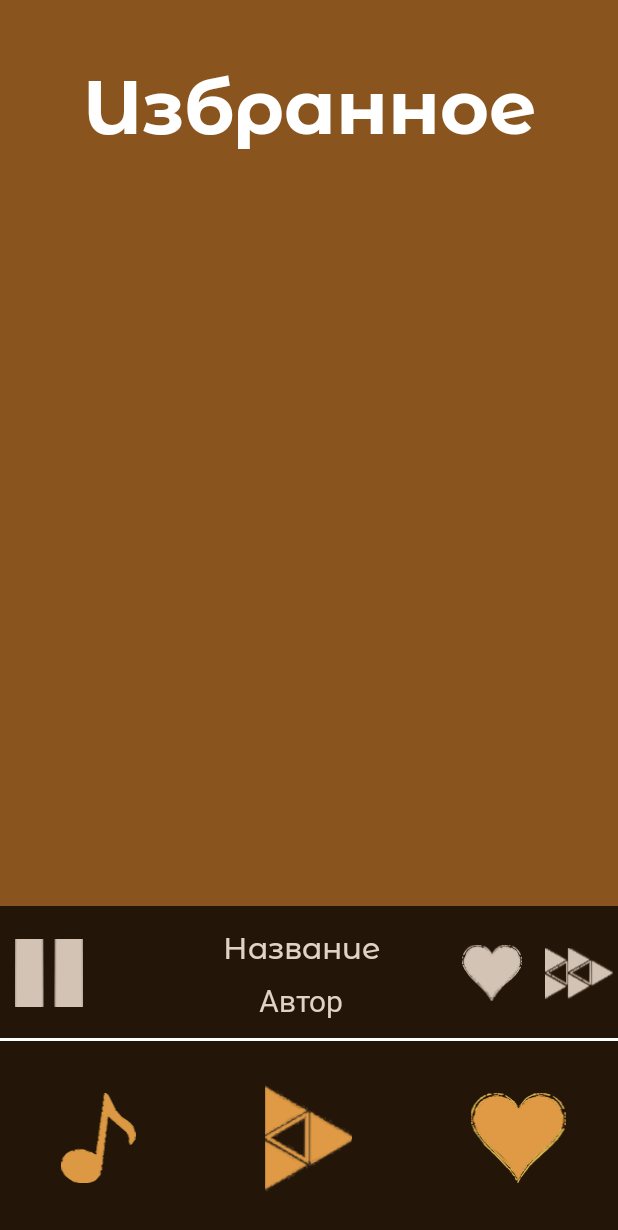
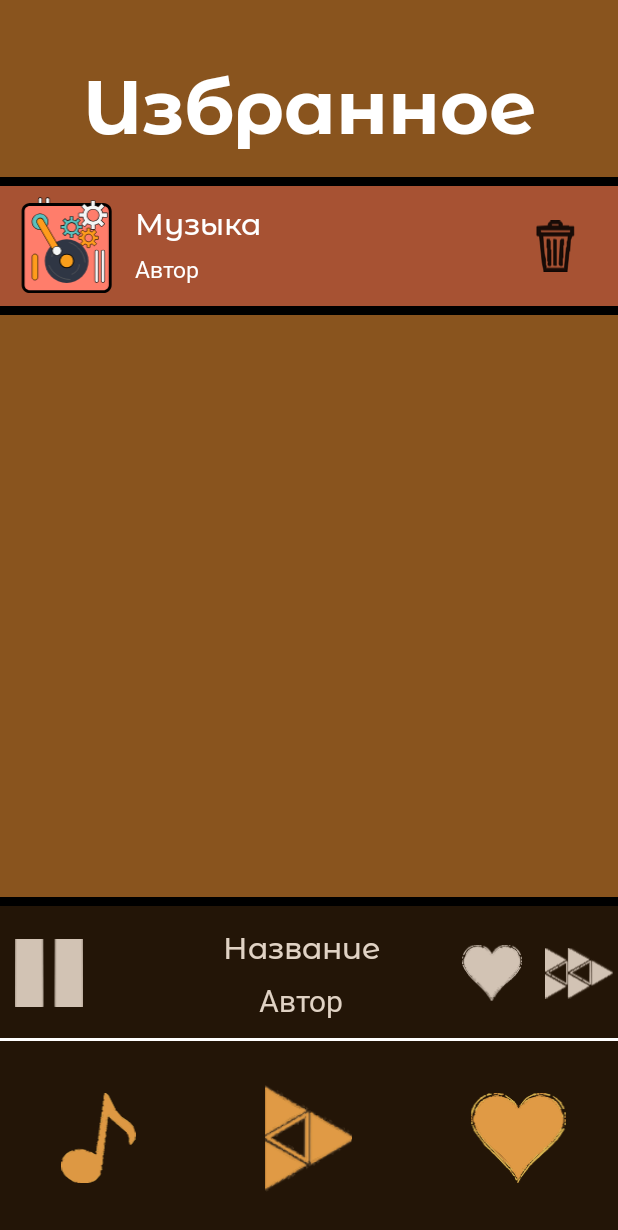
Before and after one commit to MaximLeonov821/Music_Player, an Android app: the screen it shows after launch (MainActivity), after a tap on "Избранное", on a phone screen of 412 x 824 dp. Shown: the top 1230 px of the screen. Run offline under Robolectric (Android 15) with nearby library versions, the phone set to English and light mode, and no system bars; 3 other taps on this screen came first.

Commit message:
Изменил id у нижней PanelLineView на PanelBottomLineView;добавил View у MusicBox сверху и снизу; добавил у PopUpMusicPanel сверху View и добавил для нее анимации; на странице с избранным добавил тот же MusicBox с Views(пока что как костыль, в будущем туда будут добавляться идентичные контейнеры как MusicBox, если добавил в избранное) и сделал для MusicBox корректную смену цветов и картинок в зависимости от темы; В color переименовал переменную

```diff
--- a/app/src/main/java/com/example/futurepast/FavouritesFragment.kt
+++ b/app/src/main/java/com/example/futurepast/FavouritesFragment.kt
@@ -28,6 +28,8 @@ class FavouritesFragment : Fragment() {
 
     fun applyTheme() {
         binding.FavouritesContainer?.setBackgroundResource(ThemeManager.getBackgroundColorRes())
+        binding.MusicBox?.setBackgroundResource(ThemeManager.getBackgroundMusicBoxColorRes())
+        binding.CoverMusicBox?.setImageResource(ThemeManager.getCoverBackgroundMusicBoxIconRes())
 
         ThemeManager.applyToAllTextViews(binding.root) { textView ->
             textView.setTextColor(ContextCompat.getColor(textView.context, ThemeManager.getTextsColorRes()))
--- a/app/src/main/java/com/example/futurepast/MainActivity.kt
+++ b/app/src/main/java/com/example/futurepast/MainActivity.kt
@@ -69,7 +69,8 @@ class MainActivity : AppCompatActivity() {
     private fun showPopUpMusicPanel(direction: String) {
         if (binding.PopUpMusicPanel.visibility != View.VISIBLE) {
             binding.PopUpMusicPanel.visibility = View.VISIBLE
-            binding.LineView.visibility = View.VISIBLE
+            binding.PanelTopLineView.visibility = View.VISIBLE
+            binding.PanelBottomLineView.visibility = View.VISIBLE
 
             val anim = when(direction) {
                 "left" -> AnimationUtils.loadAnimation(this, R.anim.slide_in_left_panel)
@@ -78,21 +79,24 @@ class MainActivity : AppCompatActivity() {
             }
 
             binding.PopUpMusicPanel.startAnimation(anim)
-            binding.LineView.startAnimation(anim)
+            binding.PanelTopLineView.startAnimation(anim)
+            binding.PanelBottomLineView.startAnimation(anim)
         }
     }
 
     private fun hidePopUpMusicPanel(){
         val slideDown = AnimationUtils.loadAnimation(this, R.anim.slide_down)
         binding.PopUpMusicPanel.startAnimation(slideDown)
-        binding.LineView.startAnimation(slideDown)
+        binding.PanelTopLineView.startAnimation(slideDown)
+        binding.PanelBottomLineView.startAnimation(slideDown)
 
         slideDown.setAnimationListener(object : Animation.AnimationListener {
             override fun onAnimationStart(animation: Animation?) {}
             override fun onAnimationRepeat(animation: Animation?) {}
             override fun onAnimationEnd(animation: Animation?) {
                 binding.PopUpMusicPanel.visibility = View.GONE
-                binding.LineView.visibility = View.GONE
+                binding.PanelTopLineView.visibility = View.GONE
+                binding.PanelBottomLineView.visibility = View.GONE
             }
         })
     }
@@ -148,7 +152,7 @@ class MainActivity : AppCompatActivity() {
         binding.HurtOrangeBtn.setImageResource(ThemeManager.getHeartOrangeIconRes())
         binding.HurtBtn.setImageResource(ThemeManager.getHeartIconRes())
         binding.RewindRightBtn.setImageResource(ThemeManager.getRewindRightIconRes())
-        binding.LineView.setBackgroundResource(ThemeManager.getBackgroundLineViewColorRes())
+        binding.PanelBottomLineView.setBackgroundResource(ThemeManager.getBackgroundLineViewColorRes())
         sharedPlayerViewModel.isPlaying.observe(this) {
             binding.PlayPauseSwitcher.setImageResource(sharedPlayerViewModel.getCurrentIconRes())
         }
--- a/app/src/main/java/com/example/futurepast/ThemeManager.kt
+++ b/app/src/main/java/com/example/futurepast/ThemeManager.kt
@@ -62,7 +62,7 @@ object ThemeManager {
     fun getBackgroundLineViewColorRes(): Int{
         return when(currentTheme){
             THEME_DARK -> R.color.white
-            THEME_LIGHT -> R.color.BackgroundLineViewLight
+            THEME_LIGHT -> R.color.BackgroundPanelLineViewLight
             else -> R.color.white
         }
     }
--- a/app/src/main/res/layout/activity_main.xml
+++ b/app/src/main/res/layout/activity_main.xml
@@ -20,6 +20,15 @@
         app:layout_constraintTop_toTopOf="parent">
 
     </FrameLayout>
+
+    <View
+        android:id="@+id/PanelTopLineView"
+        android:layout_width="match_parent"
+        android:layout_height="6dp"
+        android:background="@color/black"
+        app:layout_constraintBottom_toTopOf="@+id/PopUpMusicPanel"
+        app:layout_constraintEnd_toEndOf="parent"
+        app:layout_constraintStart_toStartOf="parent" />
 
     <LinearLayout
         android:id="@+id/PopUpMusicPanel"
@@ -91,7 +100,7 @@
     </LinearLayout>
 
     <View
-        android:id="@+id/LineView"
+        android:id="@+id/PanelBottomLineView"
         android:layout_width="match_parent"
         android:layout_height="2dp"
         android:background="@color/white"
@@ -147,7 +156,7 @@
         android:id="@+id/fragmentContainer"
         android:layout_width="0dp"
         android:layout_height="0dp"
-        app:layout_constraintBottom_toTopOf="@+id/PopUpMusicPanel"
+        app:layout_constraintBottom_toTopOf="@+id/PanelTopLineView"
         app:layout_constraintEnd_toEndOf="parent"
         app:layout_constraintStart_toStartOf="parent"
         app:layout_constraintTop_toTopOf="parent" />
--- a/app/src/main/res/layout/fragment_favourites.xml
+++ b/app/src/main/res/layout/fragment_favourites.xml
@@ -28,6 +28,92 @@
             app:layout_constraintStart_toStartOf="parent"
             app:layout_constraintTop_toTopOf="parent"
             tools:ignore="HardcodedText" />
+
+        <View
+            android:id="@+id/MusicTopLineView"
+            android:layout_width="match_parent"
+            android:layout_height="6dp"
+            android:background="@color/black"
+            android:layout_marginTop="15dp"
+            app:layout_constraintBottom_toTopOf="@+id/MusicBox"
+            app:layout_constraintEnd_toEndOf="parent"
+            app:layout_constraintStart_toStartOf="parent"
+            app:layout_constraintTop_toBottomOf="@+id/textView2" />
+
+        <FrameLayout
+            android:id="@+id/MusicBox"
+            android:layout_width="match_parent"
+            android:layout_height="80dp"
+            android:orientation="horizontal"
+            android:background="@color/BackgroundMusic"
+            app:layout_constraintEnd_toEndOf="parent"
+            app:layout_constraintStart_toStartOf="parent"
+            app:layout_constraintTop_toBottomOf="@+id/MusicTopLineView">
+
+            <LinearLayout
+                android:layout_width="match_parent"
+                android:layout_height="match_parent"
+                android:orientation="horizontal"
+                android:gravity="center_vertical">
+
+                <ImageView
+                    android:id="@+id/CoverMusicBox"
+                    android:layout_width="70dp"
+                    android:layout_height="70dp"
+                    android:src="@drawable/ic_cover_background"
+                    android:layout_marginStart="10dp"
+                    tools:ignore="ContentDescription" />
+
+                <LinearLayout
+                    android:layout_width="250dp"
+                    android:layout_height="80dp"
+                    android:orientation="vertical"
+                    android:gravity="center_vertical"
+                    android:layout_marginStart="10dp">
+
+                    <TextView
+                        style="@style/TextAppearance.AppCompat.TextViewMusicStyle"
+                        android:layout_width="match_parent"
+                        android:layout_height="40dp"
+                        android:text="Музыка"
+                        android:gravity="center_vertical"
+                        tools:ignore="HardcodedText" />
+
+                    <TextView
+                        style="@style/TextAppearance.AppCompat.TextViewAuthorStyle"
+                        android:layout_width="match_parent"
+                        android:layout_height="30dp"
+                        android:text="Автор"
+                        tools:ignore="HardcodedText" />
+                </LinearLayout>
+
+                <ImageButton
+                    android:id="@+id/TrashDelete"
+                    style="@style/SmallImageButton"
+                    android:layout_width="60dp"
+                    android:layout_height="60dp"
+                    android:src="@drawable/ic_trash"
+                    tools:ignore="ContentDescription" />
+
+            </LinearLayout>
+
+            <Button
+                android:id="@+id/PlayMusicBtn"
+                android:layout_width="340dp"
+                android:layout_height="match_parent"
+                android:background="@android:color/transparent"/>
+
+        </FrameLayout>
+
+        <View
+            android:id="@+id/MusicBottomLineView"
+            android:layout_width="match_parent"
+            android:layout_height="6dp"
+            android:background="@color/black"
+            app:layout_constraintEnd_toEndOf="parent"
+            app:layout_constraintHorizontal_bias="0.497"
+            app:layout_constraintStart_toStartOf="parent"
+            app:layout_constraintTop_toBottomOf="@+id/MusicBox" />
 
     </androidx.constraintlayout.widget.ConstraintLayout>
 
--- a/app/src/main/res/layout/fragment_main.xml
+++ b/app/src/main/res/layout/fragment_main.xml
@@ -42,6 +42,17 @@
             app:layout_constraintTop_toTopOf="parent"
             tools:ignore="ContentDescription" />
 
+        <View
+            android:id="@+id/MusicTopLineView"
+            android:layout_width="match_parent"
+            android:layout_height="6dp"
+            android:background="@color/black"
+            android:layout_marginTop="15dp"
+            app:layout_constraintBottom_toTopOf="@+id/MusicBox"
+            app:layout_constraintEnd_toEndOf="parent"
+            app:layout_constraintStart_toStartOf="parent"
+            app:layout_constraintTop_toBottomOf="@+id/textViewTitle" />
+
         <FrameLayout
             android:id="@+id/MusicBox"
             android:layout_width="match_parent"
@@ -50,7 +61,7 @@
             android:background="@color/BackgroundMusic"
             app:layout_constraintEnd_toEndOf="parent"
             app:layout_constraintStart_toStartOf="parent"
-            app:layout_constraintTop_toBottomOf="@+id/textViewTitle">
+            app:layout_constraintTop_toBottomOf="@+id/MusicTopLineView">
 
             <LinearLayout
                 android:layout_width="match_parent"
@@ -107,6 +118,16 @@
 
         </FrameLayout>
 
+        <View
+            android:id="@+id/MusicBottomLineView"
+            android:layout_width="match_parent"
+            android:layout_height="6dp"
+            android:background="@color/black"
+            app:layout_constraintEnd_toEndOf="parent"
+            app:layout_constraintHorizontal_bias="0.497"
+            app:layout_constraintStart_toStartOf="parent"
+            app:layout_constraintTop_toBottomOf="@+id/MusicBox" />
+
     </androidx.constraintlayout.widget.ConstraintLayout>
 
     <LinearLayout
--- a/app/src/main/res/values/colors.xml
+++ b/app/src/main/res/values/colors.xml
@@ -17,6 +17,6 @@
     <color name="BackgroundPopUpPanelLight">#F5F0E6</color>
     <color name="BackgroundBottomLight">#333333</color>
     <color name="BackgroundMusicLight">#6ABEFF</color>
-    <color name="BackgroundLineViewLight">#BCBCBC</color>
+    <color name="BackgroundPanelLineViewLight">#BCBCBC</color>
     <color name="TextsLight">#333333</color>
 </resources>
```
